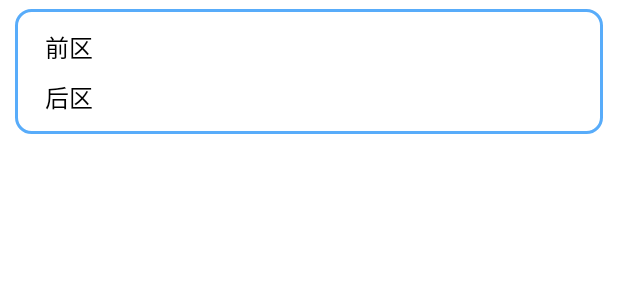
After one commit to caixiaoxu/SuperLotto, an Android app: the layout item_double_lotto.xml on its own in the app's theme, with its tools: preview values and no code run, on a phone screen of 412 x 824 dp. The commit adds this screen. Shown: the top 300 px of the screen. Run offline under Robolectric (Android 15) with nearby library versions, the phone set to English and light mode, and no system bars.

Commit message:
复式票输入和显示

```diff
--- /dev/null
+++ b/app/src/main/res/drawable/bg_double_lotto_item.xml
@@ -0,0 +1,9 @@
+<?xml version="1.0" encoding="utf-8"?>
+<shape xmlns:android="http://schemas.android.com/apk/res/android"
+    android:shape="rectangle">
+
+    <stroke
+        android:width="2dp"
+        android:color="#58ACFA" />
+    <corners android:radius="10dp" />
+</shape>
--- a/app/src/main/res/layout/item_add_ticket.xml
+++ b/app/src/main/res/layout/item_add_ticket.xml
@@ -27,7 +27,6 @@
             android:gravity="center_vertical"
             android:hint="@string/lotto_input_hint"
             android:inputType="text"
-            android:maxLength="14"
             android:maxLines="1"
             android:paddingStart="5dp"
             android:paddingEnd="5dp"
@@ -46,7 +45,6 @@
             android:gravity="center_vertical"
             android:hint="@string/lotto_input_hint"
             android:inputType="text"
-            android:maxLength="5"
             android:maxLines="1"
             android:paddingStart="5dp"
             android:paddingEnd="5dp"
--- /dev/null
+++ b/app/src/main/res/layout/item_double_lotto.xml
@@ -0,0 +1,62 @@
+<?xml version="1.0" encoding="utf-8"?>
+<layout xmlns:android="http://schemas.android.com/apk/res/android"
+    xmlns:app="http://schemas.android.com/apk/res-auto"
+    xmlns:tools="http://schemas.android.com/tools">
+
+    <data></data>
+
+    <androidx.constraintlayout.widget.ConstraintLayout
+        android:layout_width="match_parent"
+        android:layout_height="wrap_content"
+        android:layout_marginStart="10dp"
+        android:layout_marginTop="6dp"
+        android:layout_marginEnd="10dp"
+        android:background="@drawable/bg_double_lotto_item"
+        android:padding="10dp">
+
+        <androidx.appcompat.widget.AppCompatTextView
+            android:id="@+id/tv_before_title"
+            android:layout_width="wrap_content"
+            android:layout_height="wrap_content"
+            android:layout_marginStart="10dp"
+            android:text="@string/lotto_before"
+            android:textColor="@color/black"
+            android:textSize="16sp"
+            app:layout_constraintBottom_toBottomOf="@id/ll_double_before"
+            app:layout_constraintStart_toStartOf="parent"
+            app:layout_constraintTop_toTopOf="@id/ll_double_before" />
+
+        <LinearLayout
+            android:id="@+id/ll_double_before"
+            android:layout_width="0dp"
+            android:layout_height="@dimen/lottery_wh"
+            android:layout_marginStart="20dp"
+            android:orientation="horizontal"
+            app:layout_constraintEnd_toEndOf="parent"
+            app:layout_constraintStart_toEndOf="@id/tv_before_title"
+            app:layout_constraintTop_toTopOf="parent" />
+
+        <androidx.appcompat.widget.AppCompatTextView
+            android:id="@+id/tv_back_title"
+            android:layout_width="wrap_content"
+            android:layout_height="wrap_content"
+            android:layout_marginStart="10dp"
+            android:text="@string/lotto_after"
+            android:textColor="@color/black"
+            android:textSize="16sp"
+            app:layout_constraintBottom_toBottomOf="@id/ll_double_back"
+            app:layout_constraintStart_toStartOf="parent"
+            app:layout_constraintTop_toTopOf="@id/ll_double_back" />
+
+        <LinearLayout
+            android:id="@+id/ll_double_back"
+            android:layout_width="0dp"
+            android:layout_height="@dimen/lottery_wh"
+            android:layout_marginStart="20dp"
+            android:layout_marginTop="3dp"
+            android:orientation="horizontal"
+            app:layout_constraintEnd_toEndOf="parent"
+            app:layout_constraintStart_toEndOf="@id/tv_before_title"
+            app:layout_constraintTop_toBottomOf="@id/ll_double_before" />
+    </androidx.constraintlayout.widget.ConstraintLayout>
+</layout>
--- a/app/src/main/res/values/strings.xml
+++ b/app/src/main/res/values/strings.xml
@@ -7,4 +7,7 @@
     <string name="ticket_empty_promt">还未添加彩票</string>
     <string name="add">添加</string>
     <string name="lotto_input_hint">以逗号分隔</string>
+
+    <string name="lotto_before">前区</string>
+    <string name="lotto_after">后区</string>
 </resources>
```
Also changed, not shown: app/src/main/java/com/lsy/superlotto/MainActivity.kt (+11 -0 lines), app/src/main/java/com/lsy/superlotto/MainViewModel.kt (+66 -21 lines), app/src/main/java/com/lsy/superlotto/adapter/DoubleLottoAdapter.kt (added, +97 -0 lines), app/src/main/java/com/lsy/superlotto/fragments/DoubleTicketFragment.kt (+22 -0 lines), app/src/main/java/com/lsy/superlotto/fragments/SingleTicketFragment.kt (+0 -7 lines).
